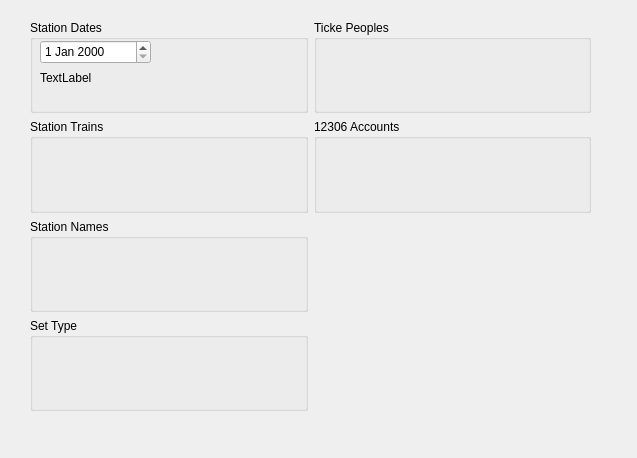
The window that qtui/config.ui (evilloop/12306) describes before a commit, drawn with Qt 5.
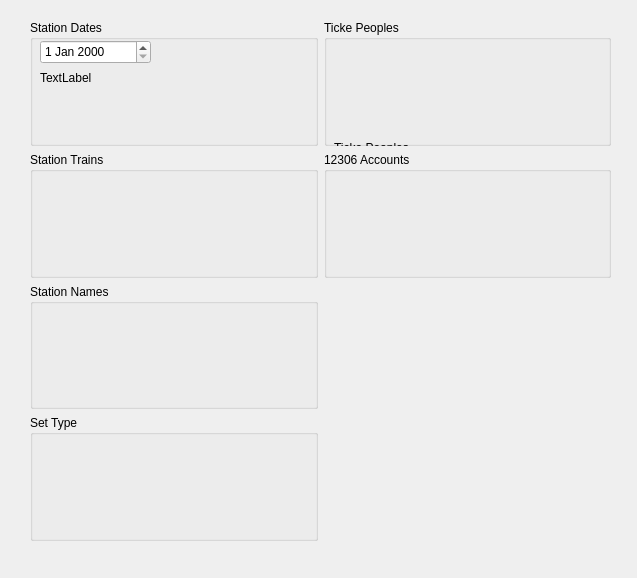
The same window after the commit.

```diff
--- a/qtui/config.ui
+++ b/qtui/config.ui
@@ -7,7 +7,7 @@
     <x>0</x>
     <y>0</y>
     <width>637</width>
-    <height>458</height>
+    <height>578</height>
    </rect>
   </property>
   <property name="windowTitle">
@@ -18,8 +18,8 @@
     <rect>
      <x>30</x>
      <y>20</y>
-     <width>561</width>
-     <height>391</height>
+     <width>581</width>
+     <height>521</height>
     </rect>
    </property>
    <layout class="QGridLayout" name="gridLayout">
```
Left out of the diff: 96 changed lines with no effect on the pictures.
